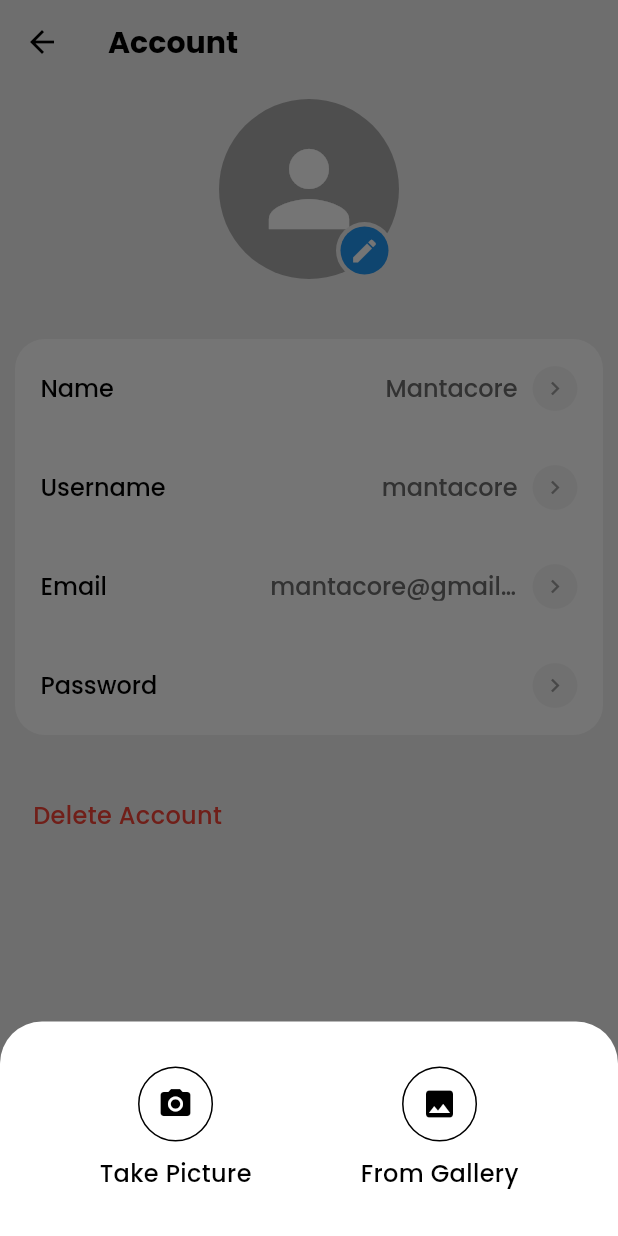
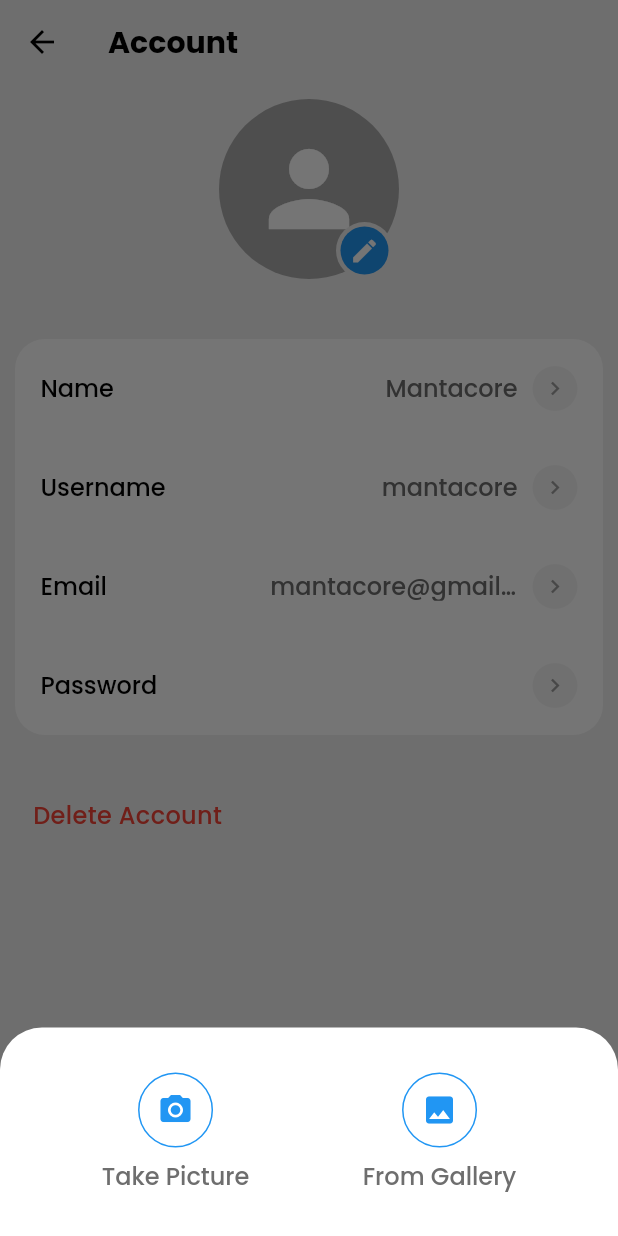
Before and after one commit to irdacin/tixket, a Flutter app: the AccountPage screen opened directly, after a tap on the "person" icon, on a phone screen of 412 x 824 dp. Run offline on Flutter 3.47's test engine with Material 3 defaults, Android fonts, the phone set to English and light mode, and no system bars; our stand-ins replace flutter_local_notifications, flutter_otp_text_field, font_awesome_flutter, image_picker, qr_flutter, rxdart; missing offline and left inert: pair; accounts and stored records are empty.

Commit message:
Change the color of the bottom sheet on the account page so that it is similar to the one on the movie detail page

```diff
--- a/lib/pages/profile/account_page.dart
+++ b/lib/pages/profile/account_page.dart
@@ -40,8 +40,8 @@ class AccountPage extends StatelessWidget {
                               children: [
                                 Container(
                                   decoration: BoxDecoration(
-                                    border: Border.fromBorderSide(
-                                      BorderSide(color: Theme.of(context).colorScheme.primary)
+                                    border: const Border.fromBorderSide(
+                                      BorderSide(color: Colors.blue)
                                     ),
                                     borderRadius: BorderRadius.circular(50)
                                   ),
@@ -55,11 +55,14 @@ class AccountPage extends StatelessWidget {
                                       Provider.of<UserProvider>(context, listen: false).updateImage(newImage);
                                       Navigator.of(context).pop();
                                     },
-                                    icon: const Icon(Icons.camera_alt)
+                                    icon: const Icon(Icons.camera_alt, color: Colors.blue)
                                   ),
                                 ),
                                 const SizedBox(height: 10),
-                                const Text("Take Picture")
+                                Text(
+                                  "Take Picture",
+                                  style: Theme.of(context).textTheme.displayMedium,
+                                )
                               ],
                             ),
                             Column(
@@ -67,8 +70,8 @@ class AccountPage extends StatelessWidget {
                               children: [
                                 Container(
                                   decoration: BoxDecoration(
-                                    border: Border.fromBorderSide(
-                                      BorderSide(color: Theme.of(context).colorScheme.primary)
+                                    border: const Border.fromBorderSide(
+                                      BorderSide(color: Colors.blue)
                                     ),
                                     borderRadius: BorderRadius.circular(50)
                                   ),
@@ -83,11 +86,14 @@ class AccountPage extends StatelessWidget {
                                       // UpdateUserDetail().updateImage(Provider.of<UserProvider>(context).currentUser!.username, newImage);
                                       Navigator.of(context).pop();
                                     },
-                                    icon: const Icon(Icons.image),
+                                    icon: const Icon(Icons.image, color: Colors.blue),
                                   )
                                 ),
                                 const SizedBox(height: 10),
-                                const Text("From Gallery")
+                                Text(
+                                  "From Gallery",
+                                  style: Theme.of(context).textTheme.displayMedium,
+                                )
                               ],
                             ),
                           ]
```
